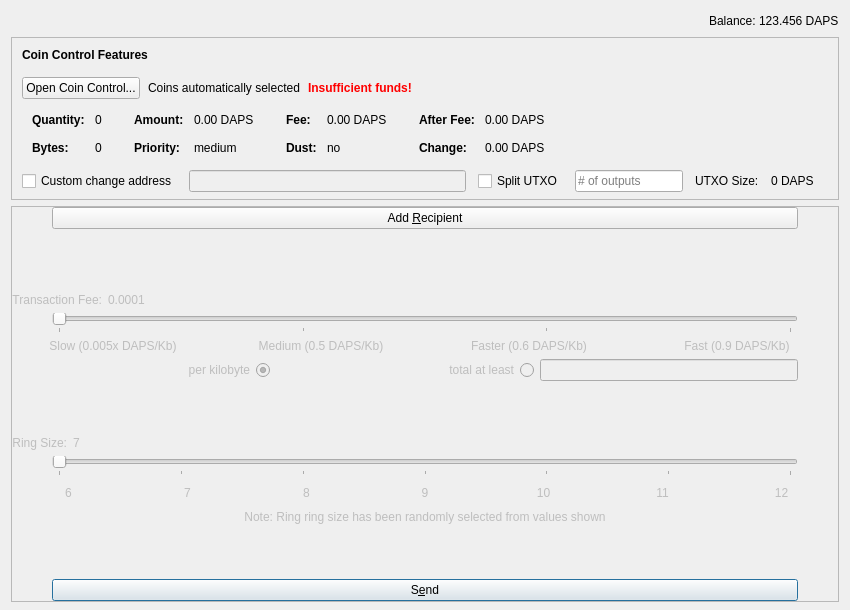
Old version of the form src/qt/forms/sendcoinsdialog.ui in the repository pedrorv0106/DAPS.
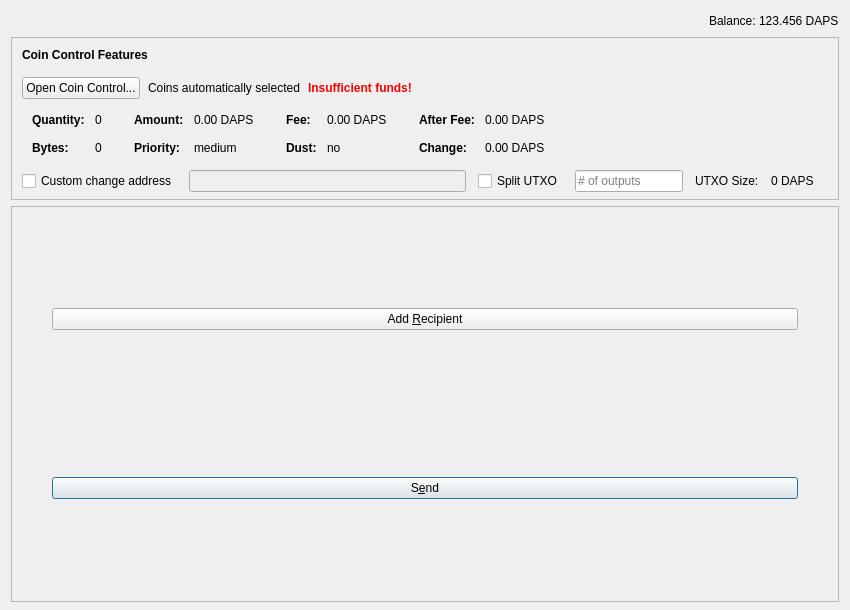
New version of the form. Icons and pictures are not drawn. Custom widgets are drawn as their Qt base class.

Commit message: remove ui for unimplemented features on send page

The edit to the form file:
```diff
--- a/src/qt/forms/sendcoinsdialog.ui
+++ b/src/qt/forms/sendcoinsdialog.ui
@@ -702,9 +702,9 @@
       <property name="geometry">
        <rect>
         <x>0</x>
-        <y>-3</y>
-        <width>813</width>
-        <height>421</height>
+        <y>0</y>
+        <width>830</width>
+        <height>390</height>
        </rect>
       </property>
       <layout class="QVBoxLayout" name="verticalLayout_2" stretch="0,0,0,0">
@@ -798,572 +798,6 @@
        </item>
        <item>
         <layout class="QVBoxLayout" name="verticalLayout_4">
-         <item>
-          <layout class="QVBoxLayout" name="verticalLayoutFee_2">
-           <item>
-            <layout class="QHBoxLayout" name="horizontalLayout_11">
-             <item>
-              <widget class="QLabel" name="label_6">
-               <property name="enabled">
-                <bool>false</bool>
-               </property>
-               <property name="sizePolicy">
-                <sizepolicy hsizetype="Maximum" vsizetype="Preferred">
-                 <horstretch>0</horstretch>
-                 <verstretch>0</verstretch>
-                </sizepolicy>
-               </property>
-               <property name="text">
-                <string>Transaction Fee:</string>
-               </property>
-               <property name="alignment">
-                <set>Qt::AlignBottom|Qt::AlignRight|Qt::AlignTrailing</set>
-               </property>
-              </widget>
-             </item>
-             <item>
-              <widget class="QLabel" name="labelFeeValue">
-               <property name="enabled">
-                <bool>false</bool>
-               </property>
-               <property name="text">
-                <string>0.0001</string>
-               </property>
-               <property name="alignment">
-                <set>Qt::AlignBottom|Qt::AlignLeading|Qt::AlignLeft</set>
-               </property>
-              </widget>
-             </item>
-            </layout>
-           </item>
-           <item>
-            <layout class="QVBoxLayout" name="verticalLayoutFeeSlider">
-             <item>
-              <layout class="QHBoxLayout" name="horizontalLayoutSlider">
-               <item>
-                <spacer name="horizontalSpacerRateL">
-                 <property name="orientation">
-                  <enum>Qt::Horizontal</enum>
-                 </property>
-                 <property name="sizeType">
-                  <enum>QSizePolicy::Fixed</enum>
-                 </property>
-                 <property name="sizeHint" stdset="0">
-                  <size>
-                   <width>40</width>
-                   <height>0</height>
-                  </size>
-                 </property>
-                </spacer>
-               </item>
-               <item>
-                <widget class="QSlider" name="sliderSmartFee">
-                 <property name="enabled">
-                  <bool>false</bool>
-                 </property>
-                 <property name="sizePolicy">
-                  <sizepolicy hsizetype="Expanding" vsizetype="Fixed">
-                   <horstretch>0</horstretch>
-                   <verstretch>0</verstretch>
-                  </sizepolicy>
-                 </property>
-                 <property name="maximum">
-                  <number>3</number>
-                 </property>
-                 <property name="pageStep">
-                  <number>1</number>
-                 </property>
-                 <property name="orientation">
-                  <enum>Qt::Horizontal</enum>
-                 </property>
-                 <property name="invertedAppearance">
-                  <bool>false</bool>
-                 </property>
-                 <property name="tickPosition">
-                  <enum>QSlider::TicksBelow</enum>
-                 </property>
-                </widget>
-               </item>
-               <item>
-                <spacer name="horizontalSpacerRateR">
-                 <property name="orientation">
-                  <enum>Qt::Horizontal</enum>
-                 </property>
-                 <property name="sizeType">
-                  <enum>QSizePolicy::Fixed</enum>
-                 </property>
-                 <property name="sizeHint" stdset="0">
-                  <size>
-                   <width>40</width>
-                   <height>0</height>
-                  </size>
-                 </property>
-                </spacer>
-               </item>
-              </layout>
-             </item>
-             <item>
-              <layout class="QHBoxLayout" name="horizontalLayoutFeeSliderLabels">
-               <property name="sizeConstraint">
-                <enum>QLayout::SetDefaultConstraint</enum>
-               </property>
-               <item>
-                <widget class="QLabel" name="labelSlow">
-                 <property name="enabled">
-                  <bool>false</bool>
-                 </property>
-                 <property name="sizePolicy">
-                  <sizepolicy hsizetype="Preferred" vsizetype="Maximum">
-                   <horstretch>0</horstretch>
-                   <verstretch>0</verstretch>
-                  </sizepolicy>
-                 </property>
-                 <property name="layoutDirection">
-                  <enum>Qt::LeftToRight</enum>
-                 </property>
-                 <property name="text">
-                  <string>Slow (0.005x DAPS/Kb)</string>
-                 </property>
-                 <property name="alignment">
-                  <set>Qt::AlignHCenter|Qt::AlignTop</set>
-                 </property>
-                </widget>
-               </item>
-               <item>
-                <widget class="QLabel" name="labelMedium">
-                 <property name="enabled">
-                  <bool>false</bool>
-                 </property>
-                 <property name="sizePolicy">
-                  <sizepolicy hsizetype="Preferred" vsizetype="Maximum">
-                   <horstretch>0</horstretch>
-                   <verstretch>0</verstretch>
-                  </sizepolicy>
-                 </property>
-                 <property name="text">
-                  <string>Medium (0.5 DAPS/Kb)</string>
-                 </property>
-                 <property name="alignment">
-                  <set>Qt::AlignHCenter|Qt::AlignTop</set>
-                 </property>
-                </widget>
-               </item>
-               <item>
-                <widget class="QLabel" name="labelFaster">
-                 <property name="enabled">
-                  <bool>false</bool>
-                 </property>
-                 <property name="sizePolicy">
-                  <sizepolicy hsizetype="Preferred" vsizetype="Maximum">
-                   <horstretch>0</horstretch>
-                   <verstretch>0</verstretch>
-                  </sizepolicy>
-                 </property>
-                 <property name="text">
-                  <string>Faster (0.6 DAPS/Kb)</string>
-                 </property>
-                 <property name="alignment">
-                  <set>Qt::AlignHCenter|Qt::AlignTop</set>
-                 </property>
-                </widget>
-               </item>
-               <item>
-                <widget class="QLabel" name="labelFast">
-                 <property name="enabled">
-                  <bool>false</bool>
-                 </property>
-                 <property name="sizePolicy">
-                  <sizepolicy hsizetype="Preferred" vsizetype="Maximum">
-                   <horstretch>0</horstretch>
-                   <verstretch>0</verstretch>
-                  </sizepolicy>
-                 </property>
-                 <property name="text">
-                  <string>Fast (0.9 DAPS/Kb)</string>
-                 </property>
-                 <property name="alignment">
-                  <set>Qt::AlignHCenter|Qt::AlignTop</set>
-                 </property>
-                </widget>
-               </item>
-              </layout>
-             </item>
-            </layout>
-           </item>
-           <item>
-            <layout class="QHBoxLayout" name="horizontalLayoutFee">
-             <item>
-              <widget class="QRadioButton" name="radioCustomPerKilobyte">
-               <property name="enabled">
-                <bool>false</bool>
-               </property>
-               <property name="toolTip">
-                <string>If the custom fee is set to 1000 uDAPSs and the transaction is only 250 bytes, then &quot;per kilobyte&quot; only pays 250 uDAPSs in fee,&lt;br /&gt;while &quot;at least&quot; pays 1000 uDAPSs. For transactions bigger than a kilobyte both pay by kilobyte.</string>
-               </property>
-               <property name="layoutDirection">
-                <enum>Qt::RightToLeft</enum>
-               </property>
-               <property name="text">
-                <string>per kilobyte</string>
-               </property>
-               <property name="checked">
-                <bool>true</bool>
-               </property>
-               <attribute name="buttonGroup">
-                <string notr="true">groupFee</string>
-               </attribute>
-              </widget>
-             </item>
-             <item>
-              <widget class="QRadioButton" name="radioCustomAtLeast">
-               <property name="enabled">
-                <bool>false</bool>
-               </property>
-               <property name="sizePolicy">
-                <sizepolicy hsizetype="Preferred" vsizetype="Fixed">
-                 <horstretch>0</horstretch>
-                 <verstretch>0</verstretch>
-                </sizepolicy>
-               </property>
-               <property name="toolTip">
-                <string>If the custom fee is set to 1000 uDAPSs and the transaction is only 250 bytes, then &quot;per kilobyte&quot; only pays 250 uDAPSs in fee,&lt;br /&gt;while &quot;total at least&quot; pays 1000 uDAPSs. For transactions bigger than a kilobyte both pay by kilobyte.</string>
-               </property>
-               <property name="layoutDirection">
-                <enum>Qt::RightToLeft</enum>
-               </property>
-               <property name="text">
-                <string>total at least</string>
-               </property>
-               <attribute name="buttonGroup">
-                <string notr="true">groupFee</string>
-               </attribute>
-              </widget>
-             </item>
-             <item>
-              <widget class="BitcoinAmountField" name="customFee">
-               <property name="enabled">
-                <bool>false</bool>
-               </property>
-               <property name="sizePolicy">
-                <sizepolicy hsizetype="Preferred" vsizetype="Fixed">
-                 <horstretch>0</horstretch>
-                 <verstretch>0</verstretch>
-                </sizepolicy>
-               </property>
-              </widget>
-             </item>
-             <item>
-              <spacer name="horizontalSpacer_7">
-               <property name="orientation">
-                <enum>Qt::Horizontal</enum>
-               </property>
-               <property name="sizeType">
-                <enum>QSizePolicy::Fixed</enum>
-               </property>
-               <property name="sizeHint" stdset="0">
-                <size>
-                 <width>40</width>
-                 <height>0</height>
-                </size>
-               </property>
-              </spacer>
-             </item>
-            </layout>
-           </item>
-           <item>
-            <layout class="QHBoxLayout" name="horizontalLayout_14"/>
-           </item>
-          </layout>
-         </item>
-         <item>
-          <spacer name="verticalSpacer_9">
-           <property name="orientation">
-            <enum>Qt::Vertical</enum>
-           </property>
-           <property name="sizeType">
-            <enum>QSizePolicy::Fixed</enum>
-           </property>
-           <property name="sizeHint" stdset="0">
-            <size>
-             <width>20</width>
-             <height>40</height>
-            </size>
-           </property>
-          </spacer>
-         </item>
-         <item>
-          <layout class="QVBoxLayout" name="verticalLayoutRingSize">
-           <item>
-            <layout class="QHBoxLayout" name="horizontalLayoutRingSizeTitle">
-             <item>
-              <widget class="QLabel" name="labelRingSize">
-               <property name="enabled">
-                <bool>false</bool>
-               </property>
-               <property name="sizePolicy">
-                <sizepolicy hsizetype="Maximum" vsizetype="Preferred">
-                 <horstretch>0</horstretch>
-                 <verstretch>0</verstretch>
-                </sizepolicy>
-               </property>
-               <property name="text">
-                <string>Ring Size:</string>
-               </property>
-               <property name="alignment">
-                <set>Qt::AlignBottom|Qt::AlignRight|Qt::AlignTrailing</set>
-               </property>
-              </widget>
-             </item>
-             <item>
-              <widget class="QLabel" name="labelRingSizeValue">
-               <property name="enabled">
-                <bool>false</bool>
-               </property>
-               <property name="text">
-                <string>7</string>
-               </property>
-               <property name="alignment">
-                <set>Qt::AlignBottom|Qt::AlignLeading|Qt::AlignLeft</set>
-               </property>
-              </widget>
-             </item>
-            </layout>
-           </item>
-           <item>
-            <layout class="QHBoxLayout" name="horizontalLayoutRingSizeSlider">
-             <item>
-              <spacer name="horizontalSpacerRingSizeL">
-               <property name="orientation">
-                <enum>Qt::Horizontal</enum>
-               </property>
-               <property name="sizeType">
-                <enum>QSizePolicy::Preferred</enum>
-               </property>
-               <property name="sizeHint" stdset="0">
-                <size>
-                 <width>40</width>
-                 <height>0</height>
-                </size>
-               </property>
-              </spacer>
-             </item>
-             <item>
-              <widget class="QSlider" name="horizontalSliderRingSize">
-               <property name="enabled">
-                <bool>false</bool>
-               </property>
-               <property name="sizePolicy">
-                <sizepolicy hsizetype="Expanding" vsizetype="Maximum">
-                 <horstretch>0</horstretch>
-                 <verstretch>0</verstretch>
-                </sizepolicy>
-               </property>
-               <property name="minimum">
-                <number>6</number>
-               </property>
-               <property name="maximum">
-                <number>12</number>
-               </property>
-               <property name="pageStep">
-                <number>1</number>
-               </property>
-               <property name="orientation">
-                <enum>Qt::Horizontal</enum>
-               </property>
-               <property name="tickPosition">
-                <enum>QSlider::TicksBelow</enum>
-               </property>
-              </widget>
-             </item>
-             <item>
-              <spacer name="horizontalSpacerRingSizeR">
-               <property name="orientation">
-                <enum>Qt::Horizontal</enum>
-               </property>
-               <property name="sizeType">
-                <enum>QSizePolicy::Preferred</enum>
-               </property>
-               <property name="sizeHint" stdset="0">
-                <size>
-                 <width>40</width>
-                 <height>0</height>
-                </size>
-               </property>
-              </spacer>
-             </item>
-            </layout>
-           </item>
-           <item>
-            <layout class="QHBoxLayout" name="horizontalLayoutRingSizeLabels_2">
-             <item>
-              <widget class="QLabel" name="labelRingSize6">
-               <property name="enabled">
-                <bool>false</bool>
-               </property>
-               <property name="sizePolicy">
-                <sizepolicy hsizetype="Preferred" vsizetype="Maximum">
-                 <horstretch>0</horstretch>
-                 <verstretch>0</verstretch>
-                </sizepolicy>
-               </property>
-               <property name="text">
-                <string>6</string>
-               </property>
-               <property name="alignment">
-                <set>Qt::AlignHCenter|Qt::AlignTop</set>
-               </property>
-              </widget>
-             </item>
-             <item>
-              <widget class="QLabel" name="labelRingSize7">
-               <property name="enabled">
-                <bool>false</bool>
-               </property>
-               <property name="sizePolicy">
-                <sizepolicy hsizetype="Preferred" vsizetype="Maximum">
-                 <horstretch>0</horstretch>
-                 <verstretch>0</verstretch>
-                </sizepolicy>
-               </property>
-               <property name="text">
-                <string>7</string>
-               </property>
-               <property name="alignment">
-                <set>Qt::AlignHCenter|Qt::AlignTop</set>
-               </property>
-              </widget>
-             </item>
-             <item>
-              <widget class="QLabel" name="labelRingSize8">
-               <property name="enabled">
-                <bool>false</bool>
-               </property>
-               <property name="sizePolicy">
-                <sizepolicy hsizetype="Preferred" vsizetype="Maximum">
-                 <horstretch>0</horstretch>
-                 <verstretch>0</verstretch>
-                </sizepolicy>
-               </property>
-               <property name="text">
-                <string>8</string>
-               </property>
-               <property name="alignment">
-                <set>Qt::AlignHCenter|Qt::AlignTop</set>
-               </property>
-              </widget>
-             </item>
-             <item>
-              <widget class="QLabel" name="labelRingSize9">
-               <property name="enabled">
-                <bool>false</bool>
-               </property>
-               <property name="sizePolicy">
-                <sizepolicy hsizetype="Preferred" vsizetype="Maximum">
-                 <horstretch>0</horstretch>
-                 <verstretch>0</verstretch>
-                </sizepolicy>
-               </property>
-               <property name="text">
-                <string>9</string>
-               </property>
-               <property name="alignment">
-                <set>Qt::AlignHCenter|Qt::AlignTop</set>
-               </property>
-              </widget>
-             </item>
-             <item>
-              <widget class="QLabel" name="labelRingSize10">
-               <property name="enabled">
-                <bool>false</bool>
-               </property>
-               <property name="sizePolicy">
-                <sizepolicy hsizetype="Preferred" vsizetype="Maximum">
-                 <horstretch>0</horstretch>
-                 <verstretch>0</verstretch>
-                </sizepolicy>
-               </property>
-               <property name="text">
-                <string>10</string>
-               </property>
-               <property name="alignment">
-                <set>Qt::AlignHCenter|Qt::AlignTop</set>
-               </property>
-              </widget>
-             </item>
-             <item>
-              <widget class="QLabel" name="labelRingSize11">
-               <property name="enabled">
-                <bool>false</bool>
-               </property>
-               <property name="sizePolicy">
-                <sizepolicy hsizetype="Preferred" vsizetype="Maximum">
-                 <horstretch>0</horstretch>
-                 <verstretch>0</verstretch>
-                </sizepolicy>
-               </property>
-               <property name="text">
-                <string>11</string>
-               </property>
-               <property name="alignment">
-                <set>Qt::AlignHCenter|Qt::AlignTop</set>
-               </property>
-              </widget>
-             </item>
-             <item>
-              <widget class="QLabel" name="labelRingSize12">
-               <property name="enabled">
-                <bool>false</bool>
-               </property>
-               <property name="text">
-                <string>12</string>
-               </property>
-               <property name="alignment">
-                <set>Qt::AlignCenter</set>
-               </property>
-              </widget>
-             </item>
-            </layout>
-           </item>
-           <item>
-            <widget class="QLabel" name="labelRingSizeNote_2">
-             <property name="enabled">
-              <bool>false</bool>
-             </property>
-             <property name="sizePolicy">
-              <sizepolicy hsizetype="Preferred" vsizetype="Preferred">
-               <horstretch>0</horstretch>
-               <verstretch>0</verstretch>
-              </sizepolicy>
-             </property>
-             <property name="text">
-              <string>Note: Ring ring size has been randomly selected from values shown</string>
-             </property>
-             <property name="textFormat">
-              <enum>Qt::AutoText</enum>
-             </property>
-             <property name="alignment">
-              <set>Qt::AlignHCenter|Qt::AlignTop</set>
-             </property>
-            </widget>
-           </item>
-          </layout>
-         </item>
-         <item>
-          <spacer name="verticalSpacer_10">
-           <property name="orientation">
-            <enum>Qt::Vertical</enum>
-           </property>
-           <property name="sizeType">
-            <enum>QSizePolicy::Fixed</enum>
-           </property>
-           <property name="sizeHint" stdset="0">
-            <size>
-             <width>20</width>
-             <height>40</height>
-            </size>
-           </property>
-          </spacer>
-         </item>
          <item>
           <layout class="QHBoxLayout" name="horizontalLayoutSend_2">
            <item>
@@ -1435,12 +869,6 @@
   </layout>
  </widget>
  <customwidgets>
-  <customwidget>
-   <class>BitcoinAmountField</class>
-   <extends>QLineEdit</extends>
-   <header>bitcoinamountfield.h</header>
-   <container>1</container>
-  </customwidget>
   <customwidget>
    <class>QValidatedLineEdit</class>
    <extends>QLineEdit</extends>
```
Left out of the diff: 1 changed line with no effect on the pictures. The commit also changes 1 other file.
